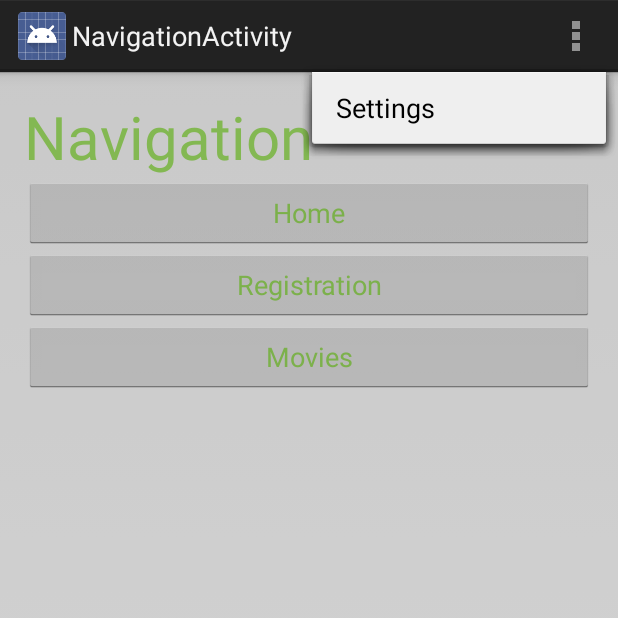
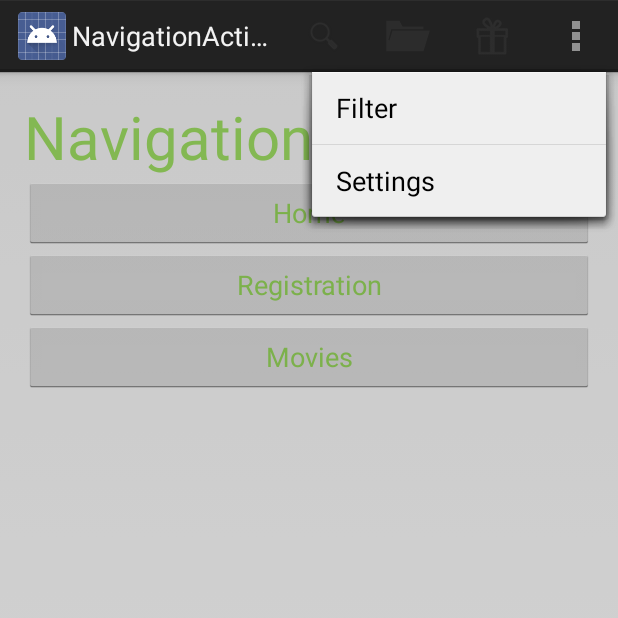
Before and after one commit to phobeus/psit3, an Android app: the screen it shows after launch (NavigationActivity), with the options menu open, on a phone screen of 412 x 824 dp, the top half of it. Run offline under Robolectric (Android 15) with nearby library versions, the phone set to English and light mode, and no system bars.

Commit message:
Icons for possible Navigation added. For the start only at the NavigationActivity Menu

```diff
--- a/app/src/main/res/menu/menu_navigation.xml
+++ b/app/src/main/res/menu/menu_navigation.xml
@@ -1,6 +1,19 @@
 <menu xmlns:android="http://schemas.android.com/apk/res/android"
     xmlns:tools="http://schemas.android.com/tools"
     tools:context="com.app.movietap.NavigationActivity">
+    <item android:id="@+id/action_settings1" android:title="gemerkt"
+        android:icon="@drawable/ic_action_collection"
+        android:orderInCategory="100" android:showAsAction="always" />
+    <item android:id="@+id/action_settings2" android:title="wünsche"
+        android:icon="@drawable/ic_gift"
+        android:orderInCategory="100" android:showAsAction="always" />
+    <item android:id="@+id/action_settings3" android:title="Filter"
+        android:orderInCategory="100" android:showAsAction="collapseActionView|ifRoom" />
+    <item android:id="@+id/search"
+        android:title="suche"
+        android:icon="@drawable/ic_action_search"
+        android:showAsAction="always"
+        android:actionViewClass="android.widget.SearchView" />
     <item android:id="@+id/action_settings" android:title="@string/action_settings"
         android:orderInCategory="100" android:showAsAction="never" />
 </menu>
```
Also changed, not shown: app/src/main/res/drawable-hdpi/ic_action_collection.png (added), app/src/main/res/drawable-hdpi/ic_action_search.png (added), app/src/main/res/drawable-hdpi/ic_gift.png (added), app/src/main/res/drawable-mdpi/ic_action_collection.png (added), app/src/main/res/drawable-mdpi/ic_action_search.png (added), app/src/main/res/drawable-mdpi/ic_gift.png (added), app/src/main/res/drawable-xhdpi/ic_action_collection.png (added), app/src/main/res/drawable-xhdpi/ic_action_search.png (added), app/src/main/res/drawable-xhdpi/ic_gift.png (added), app/src/main/res/drawable-xxhdpi/ic_action_collection.png (added), app/src/main/res/drawable-xxhdpi/ic_action_search.png (added), app/src/main/res/drawable-xxhdpi/ic_gift.png (added).
